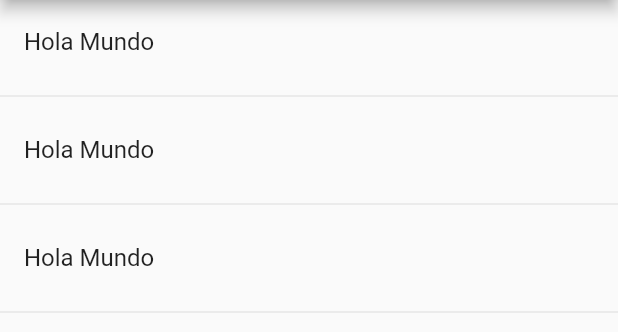
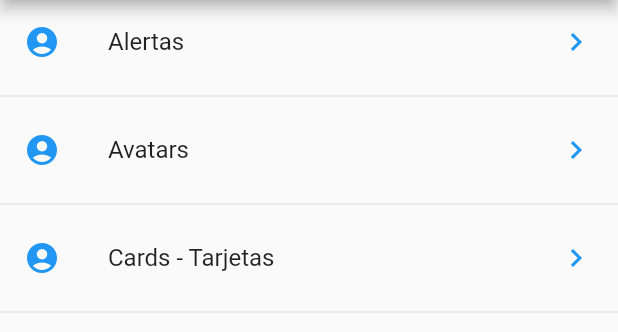
Before and after one commit to Draw507/u-flutter, a Flutter app: the screen it shows after launch, on a phone screen of 412 x 824 dp, the part 84-416 px from its top. Run offline on Flutter 3.47's test engine with Material 2 defaults, Android fonts, the phone set to English and light mode, and no system bars.

Commit message:
feat(seccion 6): lectura de archivo json - future builder

```diff
--- a/seccion6/componentes/lib/src/pages/home_page.dart
+++ b/seccion6/componentes/lib/src/pages/home_page.dart
@@ -13,27 +13,31 @@ class HomePage extends StatelessWidget {
   }
 
   Widget _lista() {
-    print(menuProvider.opciones);
-
-    return ListView(
-      children: _listaItems(),
+    return FutureBuilder(
+      future: menuProvider.cargarData(),
+      initialData: [],
+      builder: (context, AsyncSnapshot<List<dynamic>> snapshot) {
+        return ListView(
+          children: _listaItems(snapshot.data),
+        );
+      },
     );
   }
 
-  List<Widget> _listaItems() {
-    return [
-      ListTile(
-        title: Text('Hola Mundo'),
-      ),
-      Divider(),
-      ListTile(
-        title: Text('Hola Mundo'),
-      ),
-      Divider(),
-      ListTile(
-        title: Text('Hola Mundo'),
-      ),
-      Divider()
-    ];
+  List<Widget> _listaItems(List<dynamic> data) {
+    final List<Widget> opciones = [];
+
+    data.forEach((opt) {
+      final widgetTemp = ListTile(
+        title: Text(opt['texto']),
+        leading: Icon(Icons.account_circle, color: Colors.blue),
+        trailing: Icon(Icons.keyboard_arrow_right, color: Colors.blue),
+        onTap: () {},
+      );
+
+      opciones..add(widgetTemp)..add(Divider());
+    });
+
+    return opciones;
   }
 }
```
Also changed, not shown: seccion6/componentes/lib/src/providers/menu_provider.dart (+10 -7 lines).
